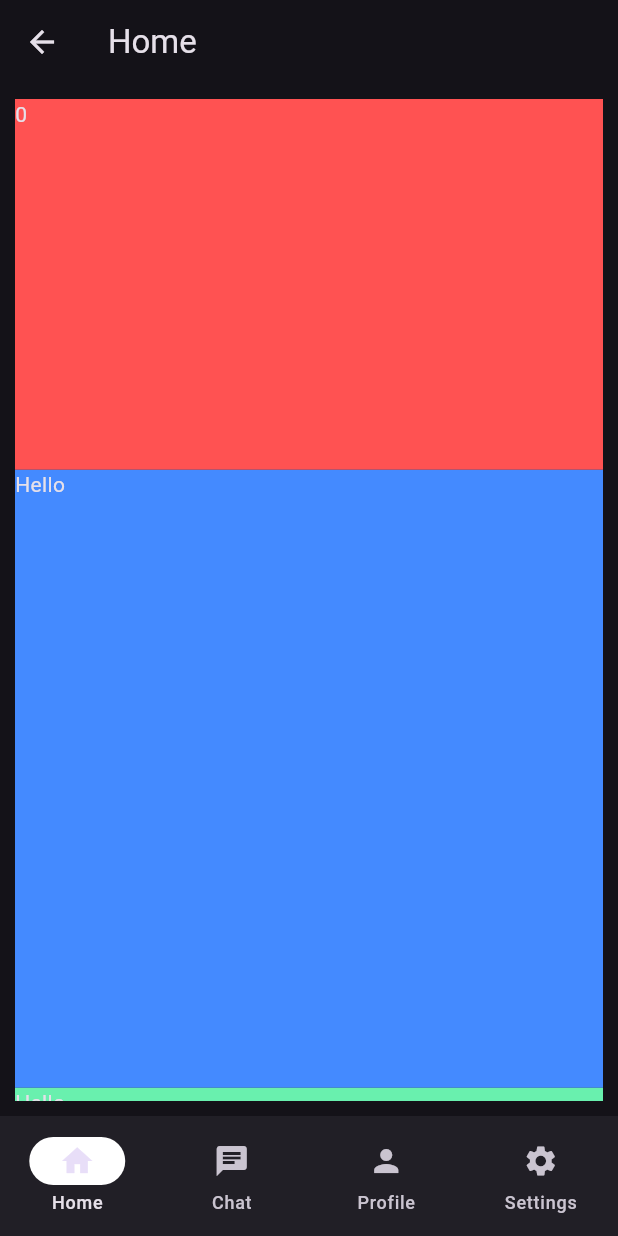
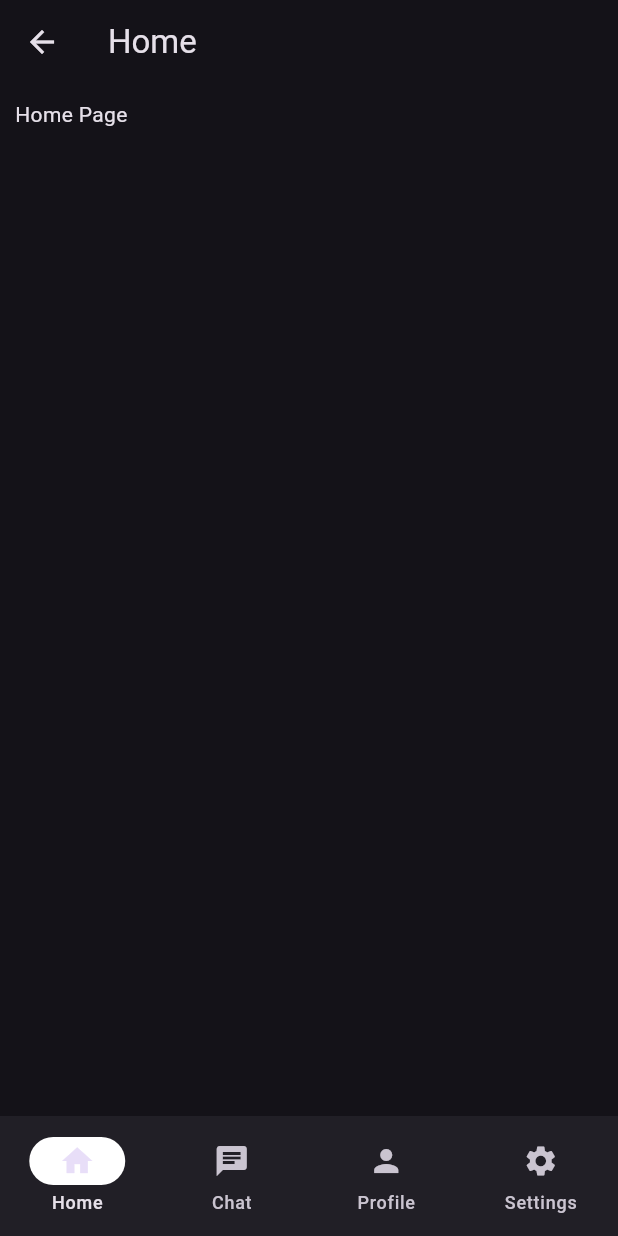
Before and after one commit to najafsikander/serverless_app_flutter, a Flutter app: the DashboardPage screen opened directly, on a phone screen of 412 x 824 dp. Run offline on Flutter 3.47's test engine with Material 3 defaults, Android fonts, the phone set to English and light mode, and no system bars; our stand-ins replace logger, string_validator.

Commit message:
Created child pages for dashboard pages

```diff
--- a/lib/pages/dashboard_page.dart
+++ b/lib/pages/dashboard_page.dart
@@ -1,4 +1,8 @@
 import 'package:flutter/material.dart';
+import 'package:serverless_app/pages/dashboard_pages/chat_page.dart';
+import 'package:serverless_app/pages/dashboard_pages/main_page.dart';
+import 'package:serverless_app/pages/dashboard_pages/profile_page.dart';
+import 'package:serverless_app/pages/dashboard_pages/settings_page.dart';
 import '../utils/log.dart';
 
 // ignore: must_be_immutable
@@ -27,100 +31,19 @@ class _DashboardPageState extends State<DashboardPage> {
         title: const Text('Home'),
       ),
       body:  <Widget>[
-        Container(
-          width: _width,
-          height: _height,
-          padding: const EdgeInsets.all(10),
-          child: SingleChildScrollView(
-            child:  Column(
-              mainAxisSize: MainAxisSize.max,
-              children: [
-                Container(
-                  color: Colors.redAccent,
-                  width: _width,
-                  height: _height * 0.3,
-                  child: Text(_activeIndex.toString()),
-                ),
-                Container(
-                  color: Colors.blueAccent,
-                  width: _width,
-                  height: _height * 0.5,
-                  child: const Text('Hello'),
-                ),
-                Container(
-                  color: Colors.greenAccent,
-                  width: _width,
-                  height: _height * 0.6,
-                  child: const Text('Hello'),
-                ),
-                Container(
-                  color: Colors.pinkAccent,
-                  width: _width,
-                  height: _height * 0.7,
-                  child: const Text('Hello'),
-                ),
-                Container(
-                  color: Colors.purpleAccent,
-                  width: _width,
-                  height: _height * 0.2,
-                  child: const Text('Hello'),
-                )
-              ],
-            ),
-          ),
-        ),
-        Container(
-          width: _width,
-          height: _height,
-          padding: const EdgeInsets.all(10),
-          child: SingleChildScrollView(
-            child:  Column(
-              mainAxisSize: MainAxisSize.max,
-              children: [
-                Container(
-                  color: Colors.redAccent,
-                  width: _width,
-                  height: _height * 0.3,
-                  child: Text(_activeIndex.toString()),
-                ),
-                Container(
-                  color: Colors.blueAccent,
-                  width: _width,
-                  height: _height * 0.5,
-                  child: const Text('Hello 2'),
-                ),
-                Container(
-                  color: Colors.greenAccent,
-                  width: _width,
-                  height: _height * 0.6,
-                  child: const Text('Hello'),
-                ),
-                Container(
-                  color: Colors.pinkAccent,
-                  width: _width,
-                  height: _height * 0.7,
-                  child: const Text('Hello'),
-                ),
-                Container(
-                  color: Colors.purpleAccent,
-                  width: _width,
-                  height: _height * 0.2,
-                  child: const Text('Hello'),
-                )
-              ],
-            ),
-          ),
-        )
+        MainPage(),
+        ChatPage(),
+        ProfilePage(),
+        SettingsPage()
       ][_activeIndex],
       bottomNavigationBar: NavigationBar(destinations: _getBottomNavigationDestinations(),
       selectedIndex: _activeIndex,
       indicatorColor: Colors.white,
         onDestinationSelected: (int index) {
-          _activeIndex = index;
+          setState(() {
+            _activeIndex = index;
+          });
           logger.d('Active index: $index $_activeIndex');
-          setState(() {
-
-          });
         },
       ),
     ),);
--- /dev/null
+++ b/lib/pages/dashboard_pages/main_page.dart
@@ -0,0 +1,25 @@
+import 'package:flutter/material.dart';
+
+class MainPage extends StatelessWidget {
+
+  double _width = 0;
+  double _height = 0;
+
+  MainPage({super.key});
+
+  @override
+  Widget build(BuildContext context) {
+
+    _width = MediaQuery.of(context).size.width;
+    _height = MediaQuery.of(context).size.height;
+
+    return Padding(
+      padding: const EdgeInsets.only(top: 10,left: 10,right: 10, bottom: 0),
+      child: SizedBox(
+        width: _width,
+        height: _height,
+        child: const Text('Home Page'),
+      ),
+    );
+  }
+}
```
Also changed, not shown: lib/pages/dashboard_pages/chat_page.dart (added, +19 -0 lines), lib/pages/dashboard_pages/profile_page.dart (added, +20 -0 lines), lib/pages/dashboard_pages/settings_page.dart (added, +19 -0 lines).
